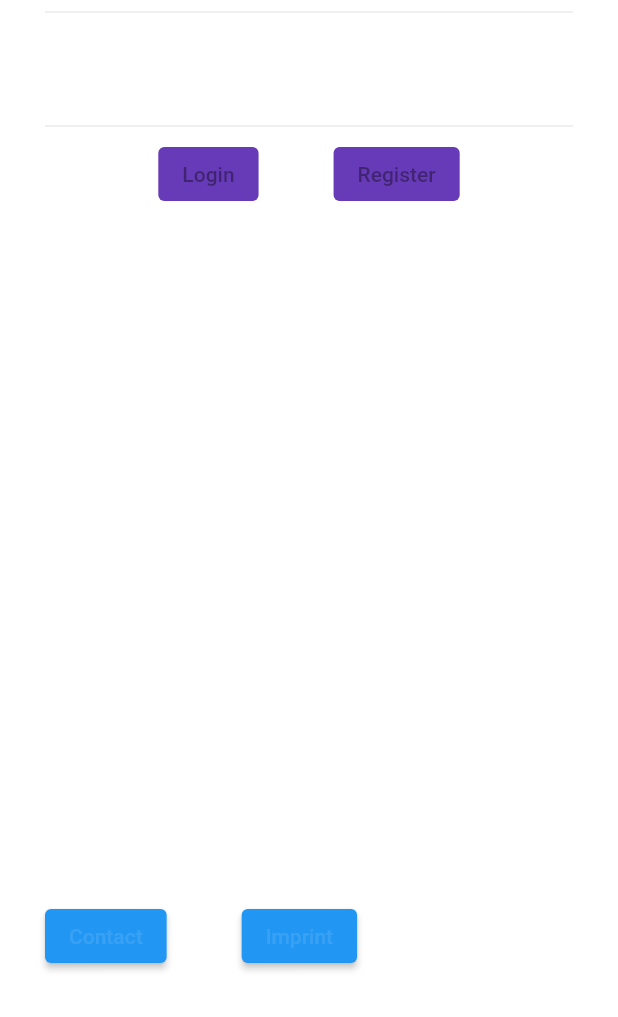
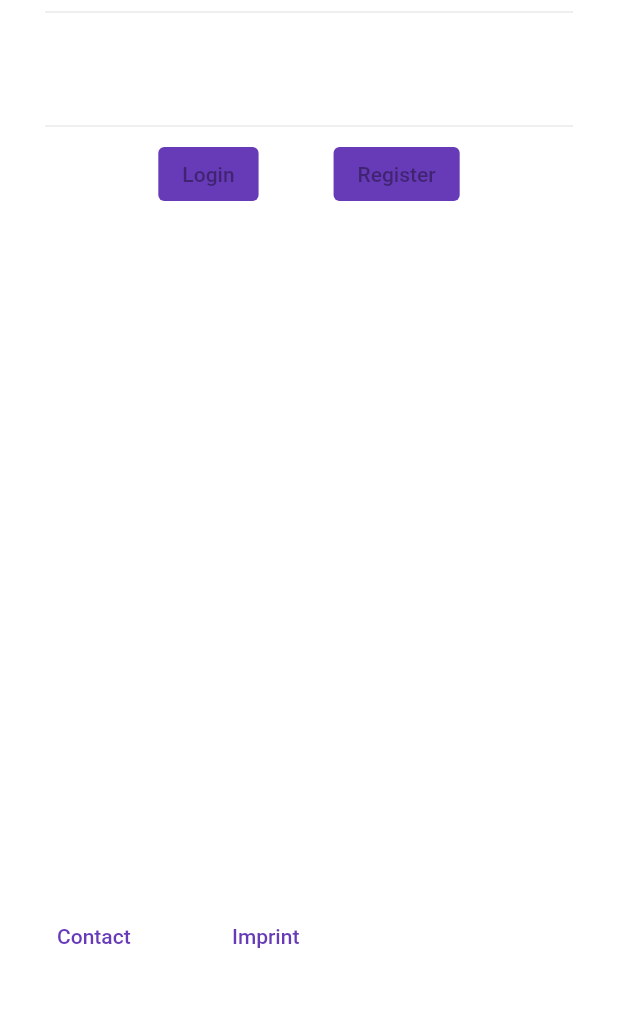
Before and after one commit to interN3rd/coindart, a Flutter app: the screen it shows after launch, on a phone screen of 412 x 824 dp, the part 219-1236 px from its top. Run offline on Flutter 3.47's test engine with Material 2 defaults, Android fonts, the phone set to English and light mode, and no system bars.

Commit message:
main.dart: minor code cleanup and doc comment that references routing

```diff
--- a/lib/main.dart
+++ b/lib/main.dart
@@ -1,9 +1,10 @@
 import 'package:flutter/material.dart';
 
 void main() {
-
-  runApp( MaterialApp(
+  runApp(
+    MaterialApp(
       title: "Coindart",
+      /// routing reference: https://flutter.dev/docs/cookbook/navigation/named-routes
       initialRoute: "/",
       routes: {
         "/": ( context ) => const Coindart(),
@@ -107,7 +108,8 @@ class Coindart extends StatelessWidget {
 
                       children: <Widget> [
 
-                        ElevatedButton(
+                        TextButton(
+
                           onPressed: () {
                             Navigator.pushNamed( context, "/contact" );
                           },
@@ -115,20 +117,20 @@ class Coindart extends StatelessWidget {
                               "Contact",
                               style: TextStyle(
 
-                                  color: Colors.white10
+                                  color: Colors.deepPurple
                           ))
                       ),
 
                         const SizedBox( width: 50),
 
-                      ElevatedButton(
+                      TextButton(
                         onPressed: () {
                           Navigator.pushNamed( context, "/imprint" );
                         },
                         child: const Text(
                             "Imprint",
                             style: TextStyle(
-                                color: Colors.white10
+                                color: Colors.deepPurple
                         ))
                       )
                     ]
```
Lines whose indentation alone changed are shown as unchanged.
